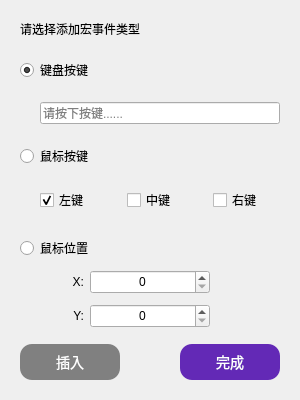
Above: ModuleAddMacroSquare.ui from wlffeng2008/AkkoStudio before the change. Below: the same form after it.
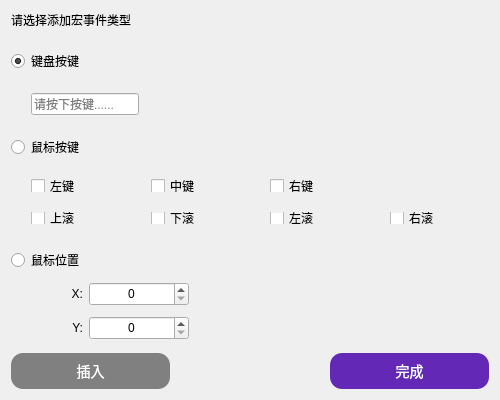
That is the form after the change.

```diff
--- a/ModuleAddMacroSquare.ui
+++ b/ModuleAddMacroSquare.ui
@@ -6,7 +6,7 @@
    <rect>
     <x>0</x>
     <y>0</y>
-    <width>300</width>
+    <width>500</width>
     <height>400</height>
    </rect>
   </property>
@@ -18,13 +18,13 @@
   </property>
   <property name="minimumSize">
    <size>
-    <width>300</width>
+    <width>500</width>
     <height>400</height>
    </size>
   </property>
   <property name="maximumSize">
    <size>
-    <width>300</width>
+    <width>500</width>
     <height>400</height>
    </size>
   </property>
@@ -34,22 +34,10 @@
   <property name="styleSheet">
    <string notr="true"/>
   </property>
-  <layout class="QVBoxLayout" name="verticalLayout_4" stretch="0,1,1,1,0">
+  <layout class="QVBoxLayout" name="verticalLayout_4">
    <property name="spacing">
     <number>20</number>
    </property>
-   <property name="leftMargin">
-    <number>20</number>
-   </property>
-   <property name="topMargin">
-    <number>20</number>
-   </property>
-   <property name="rightMargin">
-    <number>20</number>
-   </property>
-   <property name="bottomMargin">
-    <number>20</number>
-   </property>
    <item>
     <widget class="QLabel" name="labelTitle1">
      <property name="text">
@@ -83,32 +71,38 @@
        <property name="spacing">
         <number>0</number>
        </property>
+       <property name="leftMargin">
+        <number>20</number>
+       </property>
+       <item alignment="Qt::AlignmentFlag::AlignLeft">
+        <widget class="QLineEdit" name="lineEditKey">
+         <property name="maximumSize">
+          <size>
+           <width>200</width>
+           <height>16777215</height>
+          </size>
+         </property>
+         <property name="readOnly">
+          <bool>true</bool>
+         </property>
+         <property name="placeholderText">
+          <string>请按下按键......</string>
+         </property>
+        </widget>
+       </item>
        <item>
         <spacer name="horizontalSpacer_2">
          <property name="orientation">
           <enum>Qt::Orientation::Horizontal</enum>
          </property>
-         <property name="sizeType">
-          <enum>QSizePolicy::Policy::Fixed</enum>
-         </property>
          <property name="sizeHint" stdset="0">
           <size>
-           <width>20</width>
+           <width>40</width>
            <height>20</height>
           </size>
          </property>
         </spacer>
        </item>
-       <item>
-        <widget class="QLineEdit" name="lineEditKey">
-         <property name="readOnly">
-          <bool>true</bool>
-         </property>
-         <property name="placeholderText">
-          <string>请按下按键......</string>
-         </property>
-        </widget>
-       </item>
       </layout>
      </item>
     </layout>
@@ -132,11 +126,11 @@
       </widget>
      </item>
      <item>
-      <layout class="QHBoxLayout" name="horizontalLayout_2">
+      <layout class="QGridLayout" name="gridLayout_2">
        <property name="leftMargin">
         <number>20</number>
        </property>
-       <item>
+       <item row="0" column="0">
         <widget class="QCheckBox" name="checkBox1">
          <property name="cursor">
           <cursorShape>PointingHandCursor</cursorShape>
@@ -145,7 +139,7 @@
           <string>左键</string>
          </property>
          <property name="checked">
-          <bool>true</bool>
+          <bool>false</bool>
          </property>
          <property name="autoExclusive">
           <bool>true</bool>
@@ -155,7 +149,7 @@
          </attribute>
         </widget>
        </item>
-       <item>
+       <item row="0" column="1">
         <widget class="QCheckBox" name="checkBox2">
          <property name="cursor">
           <cursorShape>PointingHandCursor</cursorShape>
@@ -171,7 +165,7 @@
          </attribute>
         </widget>
        </item>
-       <item>
+       <item row="0" column="2">
         <widget class="QCheckBox" name="checkBox3">
          <property name="cursor">
           <cursorShape>PointingHandCursor</cursorShape>
@@ -187,6 +181,70 @@
          </attribute>
         </widget>
        </item>
+       <item row="1" column="0">
+        <widget class="QCheckBox" name="checkBox4">
+         <property name="cursor">
+          <cursorShape>PointingHandCursor</cursorShape>
+         </property>
+         <property name="text">
+          <string notr="true">上滚</string>
+         </property>
+         <property name="autoExclusive">
+          <bool>true</bool>
+         </property>
+         <attribute name="buttonGroup">
+          <string notr="true">buttonGroupMKey</string>
+         </attribute>
+        </widget>
+       </item>
+       <item row="1" column="1">
+        <widget class="QCheckBox" name="checkBox5">
+         <property name="cursor">
+          <cursorShape>PointingHandCursor</cursorShape>
+         </property>
+         <property name="text">
+          <string>下滚</string>
+         </property>
+         <property name="autoExclusive">
+          <bool>true</bool>
+         </property>
+         <attribute name="buttonGroup">
+          <string notr="true">buttonGroupMKey</string>
+         </attribute>
+        </widget>
+       </item>
+       <item row="1" column="2">
+        <widget class="QCheckBox" name="checkBox6">
+         <property name="cursor">
+          <cursorShape>PointingHandCursor</cursorShape>
+         </property>
+         <property name="text">
+          <string>左滚</string>
+         </property>
+         <property name="autoExclusive">
+          <bool>true</bool>
+         </property>
+         <attribute name="buttonGroup">
+          <string notr="true">buttonGroupMKey</string>
+         </attribute>
+        </widget>
+       </item>
+       <item row="1" column="3">
+        <widget class="QCheckBox" name="checkBox7">
+         <property name="cursor">
+          <cursorShape>PointingHandCursor</cursorShape>
+         </property>
+         <property name="text">
+          <string>右滚</string>
+         </property>
+         <property name="autoExclusive">
+          <bool>true</bool>
+         </property>
+         <attribute name="buttonGroup">
+          <string notr="true">buttonGroupMKey</string>
+         </attribute>
+        </widget>
+       </item>
       </layout>
      </item>
     </layout>
@@ -229,12 +287,12 @@
        </widget>
       </item>
       <item>
-       <layout class="QGridLayout" name="gridLayout" columnstretch="0,1">
+       <layout class="QGridLayout" name="gridLayout" columnstretch="0,1" columnminimumwidth="0,1">
         <property name="leftMargin">
-         <number>20</number>
+         <number>0</number>
         </property>
         <property name="rightMargin">
-         <number>70</number>
+         <number>300</number>
         </property>
         <property name="verticalSpacing">
          <number>10</number>
@@ -259,13 +317,13 @@
           </property>
           <property name="minimumSize">
            <size>
-            <width>120</width>
+            <width>100</width>
             <height>24</height>
            </size>
           </property>
           <property name="maximumSize">
            <size>
-            <width>120</width>
+            <width>100</width>
             <height>16777215</height>
            </size>
           </property>
@@ -297,13 +355,13 @@
           </property>
           <property name="minimumSize">
            <size>
-            <width>120</width>
+            <width>100</width>
             <height>24</height>
            </size>
           </property>
           <property name="maximumSize">
            <size>
-            <width>120</width>
+            <width>100</width>
             <height>16777215</height>
            </size>
           </property>
@@ -359,7 +417,7 @@
        </property>
        <property name="sizeHint" stdset="0">
         <size>
-         <width>40</width>
+         <width>140</width>
          <height>20</height>
         </size>
        </property>
```
Left out of the diff: 12 changed lines with no effect on the pictures.
